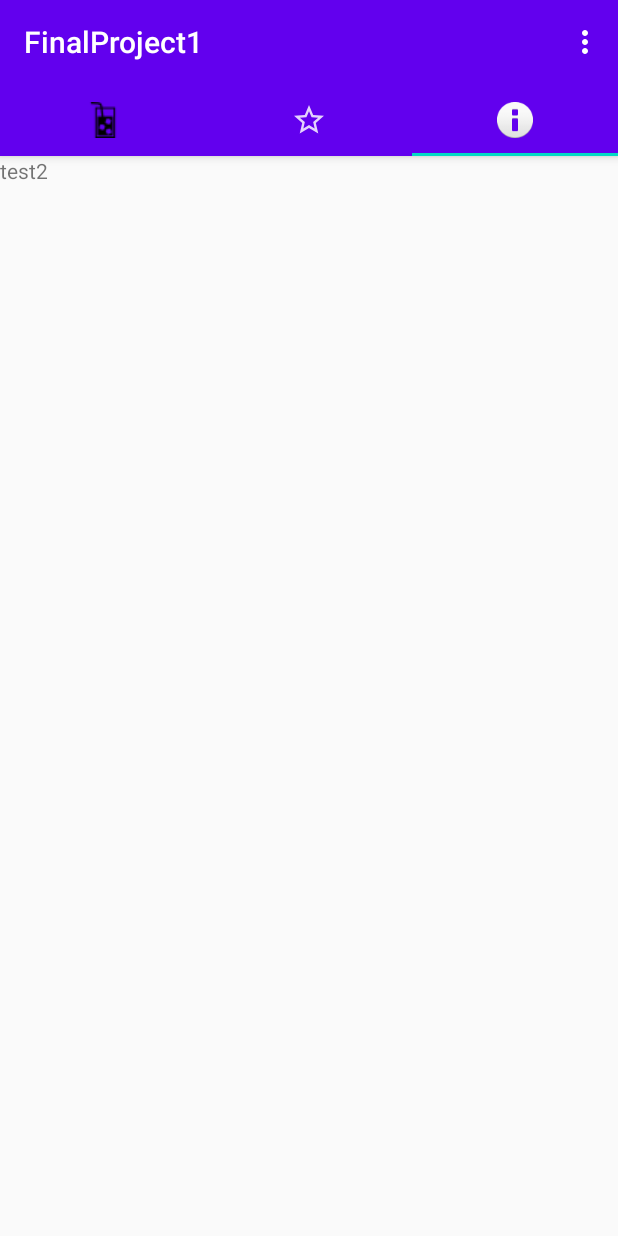
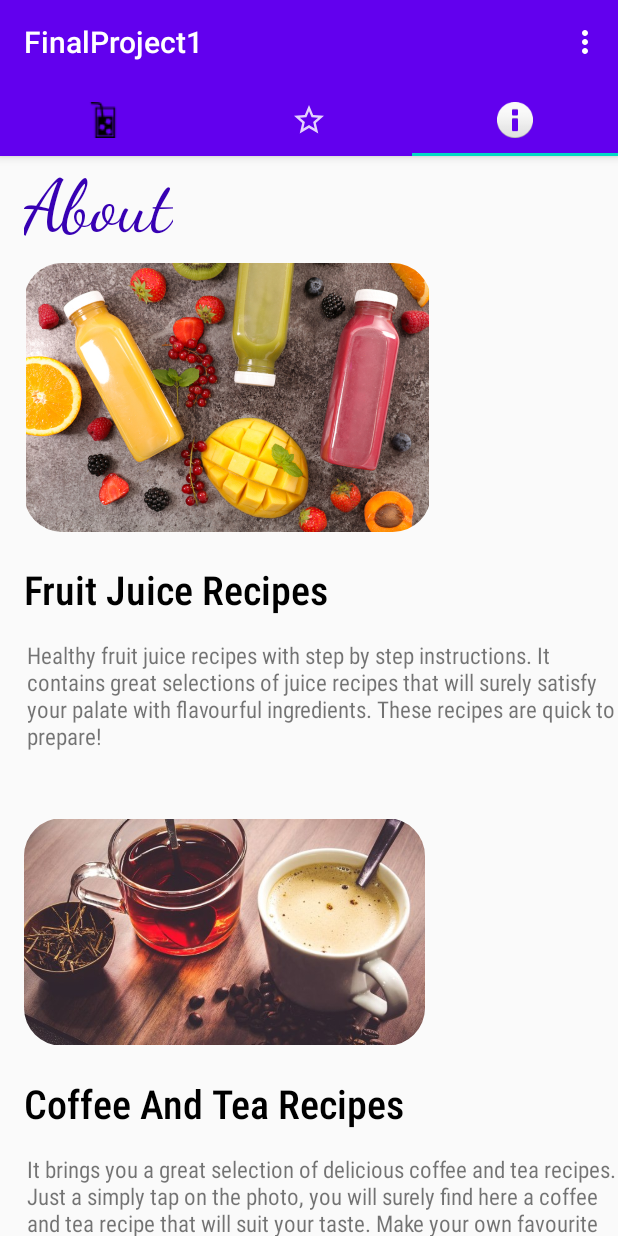
Before and after one commit to MiaoOAO/MobileAppFinalProject, an Android app: the screen it shows after launch (MainActivity), tab 3 chosen, on a phone screen of 412 x 824 dp. Run offline under Robolectric (Android 15) with nearby library versions, the phone set to English and light mode, and no system bars.

Commit message:
fragment tab3 updated (not finish yet)

```diff
--- a/app/src/main/AndroidManifest.xml
+++ b/app/src/main/AndroidManifest.xml
@@ -21,6 +21,10 @@
                 <category android:name="android.intent.category.LAUNCHER" />
             </intent-filter>
         </activity>
+
+        <meta-data
+            android:name="preloaded_fonts"
+            android:resource="@array/preloaded_fonts" />
     </application>
 
 </manifest>
--- a/app/src/main/res/layout/fragment_tab3.xml
+++ b/app/src/main/res/layout/fragment_tab3.xml
@@ -1,16 +1,135 @@
 <?xml version="1.0" encoding="utf-8"?>
-<FrameLayout xmlns:android="http://schemas.android.com/apk/res/android"
+
+<ScrollView
+    xmlns:android="http://schemas.android.com/apk/res/android"
+    xmlns:app="http://schemas.android.com/apk/res-auto"
     xmlns:tools="http://schemas.android.com/tools"
-    android:layout_width="match_parent"
     android:layout_height="match_parent"
-    tools:context=".Tab1Fragment">
+    android:layout_width="match_parent">
 
-    <!-- TODO: Update blank fragment layout -->
+    <androidx.constraintlayout.widget.ConstraintLayout
+        android:id="@+id/frameLayout3"
+        android:layout_width="match_parent"
+        android:layout_height="729dp"
+        tools:context=".Tab1Fragment"
+        tools:layout_editor_absoluteY="1dp">
 
-    <TextView
-        android:id="@+id/textView"
-        android:layout_width="wrap_content"
-        android:layout_height="wrap_content"
-        android:text="@string/test2" />
+        <!-- TODO: Update blank fragment layout -->
 
-</FrameLayout>
+        <TextView
+            android:id="@+id/aboutTextView"
+            android:layout_width="wrap_content"
+            android:layout_height="wrap_content"
+            android:layout_marginTop="4dp"
+            android:fontFamily="cursive"
+            android:text="About"
+            android:textColor="@color/colorPrimaryDark"
+            android:textSize="22pt"
+            app:layout_constraintEnd_toEndOf="parent"
+            app:layout_constraintHorizontal_bias="0.052"
+            app:layout_constraintStart_toStartOf="parent"
+            app:layout_constraintTop_toTopOf="parent" />
+
+        <com.google.android.material.imageview.ShapeableImageView
+            android:id="@+id/juiceImage"
+            android:layout_width="271dp"
+            android:layout_height="179dp"
+            android:layout_marginStart="16dp"
+            android:layout_marginTop="8dp"
+            android:scaleType="fitCenter"
+            android:src="@drawable/juice"
+            app:layout_constraintEnd_toEndOf="parent"
+            app:layout_constraintHorizontal_bias="0.0"
+            app:layout_constraintStart_toStartOf="parent"
+            app:layout_constraintTop_toBottomOf="@+id/aboutTextView"
+            app:shapeAppearanceOverlay="@style/roundImageView" />
+
+        <TextView
+            android:id="@+id/textView5"
+            android:layout_width="wrap_content"
+            android:layout_height="wrap_content"
+            android:layout_marginStart="16dp"
+            android:layout_marginTop="20dp"
+            android:fontFamily="sans-serif-condensed-medium"
+            android:text="Fruit Juice Recipes"
+            android:textColor="@color/colorBlack"
+            android:textSize="12pt"
+            app:layout_constraintEnd_toEndOf="parent"
+            app:layout_constraintHorizontal_bias="0.0"
+            app:layout_constraintStart_toStartOf="parent"
+            app:layout_constraintTop_toBottomOf="@+id/juiceImage" />
+
+        <TextView
+            android:id="@+id/textView6"
+            android:layout_width="0dp"
+            android:layout_height="79dp"
+            android:layout_marginStart="18dp"
+            android:layout_marginTop="15dp"
+            android:fontFamily="sans-serif-condensed"
+            android:text="Healthy fruit juice recipes with step by step instructions. It contains great selections of juice recipes that will surely satisfy your palate with flavourful ingredients. These recipes are quick to prepare!"
+            android:textSize="7pt"
+            app:layout_constraintEnd_toEndOf="parent"
+            app:layout_constraintHorizontal_bias="0.0"
+            app:layout_constraintStart_toStartOf="parent"
+            app:layout_constraintTop_toBottomOf="@+id/textView5" />
+
+        <com.google.android.material.imageview.ShapeableImageView
+            android:id="@+id/coffeeImage"
+            android:layout_width="267dp"
+            android:layout_height="152dp"
+            android:layout_marginStart="16dp"
+            android:layout_marginTop="40dp"
+            android:scaleType="fitCenter"
+            android:src="@drawable/coffeetea"
+            app:layout_constraintEnd_toEndOf="parent"
+            app:layout_constraintHorizontal_bias="0.0"
+            app:layout_constraintStart_toStartOf="parent"
+            app:layout_constraintTop_toBottomOf="@+id/textView6"
+            app:shapeAppearanceOverlay="@style/roundImageView" />
+
+        <TextView
+            android:id="@+id/textView7"
+            android:layout_width="wrap_content"
+            android:layout_height="wrap_content"
+            android:layout_marginStart="16dp"
+            android:layout_marginTop="20dp"
+            android:fontFamily="sans-serif-condensed-medium"
+            android:text="Coffee And Tea Recipes"
+            android:textColor="@color/colorBlack"
+            android:textSize="12pt"
+            app:layout_constraintEnd_toEndOf="parent"
+            app:layout_constraintHorizontal_bias="0.0"
+            app:layout_constraintStart_toStartOf="parent"
+            app:layout_constraintTop_toBottomOf="@+id/coffeeImage" />
+
+        <TextView
+            android:id="@+id/textView8"
+            android:layout_width="0dp"
+            android:layout_height="77dp"
+            android:layout_marginStart="18dp"
+            android:layout_marginTop="15dp"
+            android:fontFamily="sans-serif-condensed"
+            android:text="It brings you a great selection of delicious coffee and tea recipes. Just a simply tap on the photo, you will surely find here a coffee and tea recipe that will suit your taste. Make your own favourite coffee or tea now!"
+            android:textSize="7pt"
+            app:layout_constraintEnd_toEndOf="parent"
+            app:layout_constraintHorizontal_bias="0.0"
+            app:layout_constraintStart_toStartOf="parent"
+            app:layout_constraintTop_toBottomOf="@+id/textView7" />
+
+        <TextView
+            android:id="@+id/textView9"
+            android:layout_width="wrap_content"
+            android:layout_height="wrap_content"
+            android:layout_marginStart="16dp"
+            android:layout_marginTop="40dp"
+            android:fontFamily="serif"
+            android:text="Videos You Might Like..."
+            android:textColor="@color/colorBlack"
+            android:textSize="8pt"
+            app:layout_constraintEnd_toEndOf="parent"
+            app:layout_constraintHorizontal_bias="0.008"
+            app:layout_constraintStart_toStartOf="parent"
+            app:layout_constraintTop_toBottomOf="@+id/textView8" />
+
+    </androidx.constraintlayout.widget.ConstraintLayout>
+</ScrollView>
--- a/app/src/main/res/values/colors.xml
+++ b/app/src/main/res/values/colors.xml
@@ -3,4 +3,6 @@
     <color name="colorPrimary">#6200EE</color>
     <color name="colorPrimaryDark">#3700B3</color>
     <color name="colorAccent">#03DAC5</color>
+    <color name="colorWhite">#FFFFFF</color>
+    <color name="colorBlack">#000000</color>
 </resources>
--- a/app/src/main/res/values/styles.xml
+++ b/app/src/main/res/values/styles.xml
@@ -16,4 +16,10 @@
 
     <style name="AppTheme.PopupOverlay" parent="ThemeOverlay.AppCompat.Light" />
 
+    <style name="roundImageView" parent="">
+        <item name="cornerFamily">rounded</item>
+        <item name="cornerSize">25dp</item>
+        <item name="color">@color/colorWhite</item>
+    </style>
+
 </resources>
```
